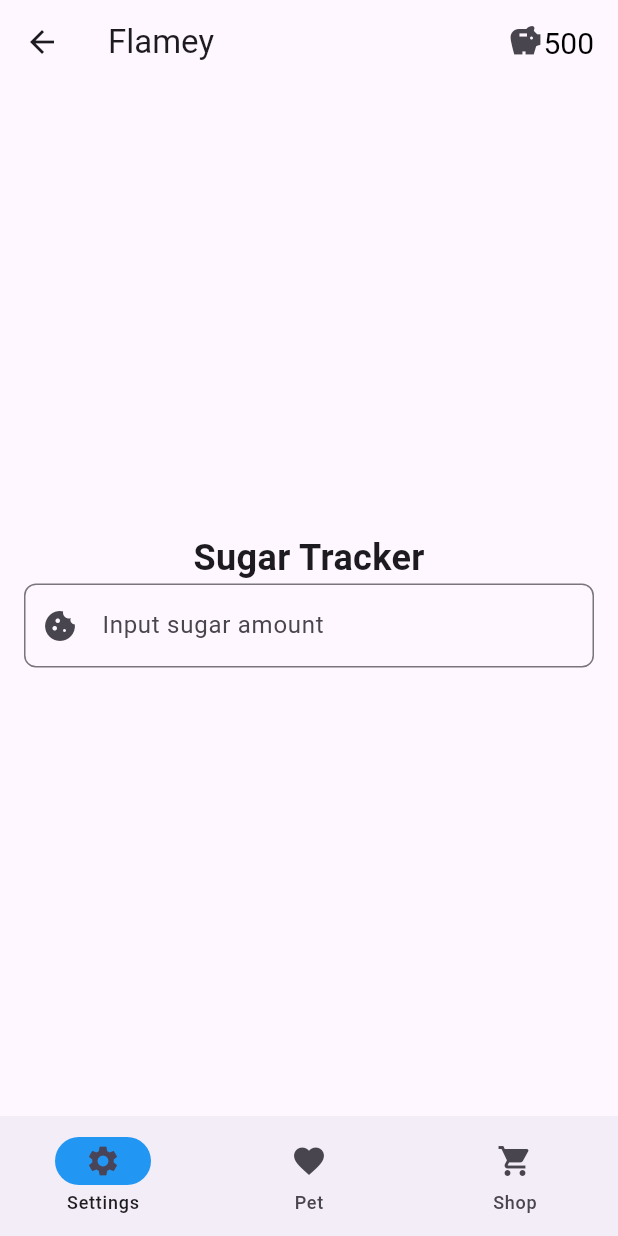
After one commit to ChibiGalaxies/flutter_app, a Flutter app: the SugarMeasuringScreen screen opened by its route, on a phone screen of 412 x 824 dp. The commit adds this screen. Run offline on Flutter 3.47's test engine with Material 3 defaults, Android fonts, the phone set to English and light mode, and no system bars; our stand-ins replace shared_preferences; accounts and stored records are empty.

Commit message:
Add functionality for Sugar Measuring Screen

```diff
--- a/flutter_app/lib/global_variables.dart
+++ b/flutter_app/lib/global_variables.dart
@@ -8,8 +8,9 @@ import 'package:shared_preferences/shared_preferences.dart';
   int currentIndex = 1;
   var currentBackGroundColour = Colors.grey;
   var currentPetImagePath = "assets/placeholder.png";
+  double sugarAmount = 0.0;
 
-  //TODO: Change this from Maps to an SQL database or something similar.
+  //TO-DO: Change this from Maps to an SQL database or something similar.
   Map<String, bool> boughtPetsList = {
     'default': true,
     'flame': false,
--- a/flutter_app/lib/main.dart
+++ b/flutter_app/lib/main.dart
@@ -4,26 +4,24 @@ import 'package:flutter/material.dart';
 import 'package:flutter_app/home_screen.dart';
 import 'package:flutter_app/settings_screen.dart';
 import 'package:flutter_app/shop_screen.dart';
-import 'package:flutter_app/global_variables.dart';
+import 'package:flutter_app/sugar_measuring_screen.dart';
 
 void main() {
   runApp(FlutterApp());
 }
-
-
 
 class FlutterApp extends StatelessWidget {
   FlutterApp({super.key});
 
   @override
   Widget build(BuildContext context) {
-    getUserPreferences();
     return MaterialApp(
       initialRoute: '/pet',
       routes: {
         '/settings': (context) => SettingsScreen(),
         '/pet': (context) => HomeScreen(),
         '/shop': (context) => ShopScreen(),
+        '/sugar': (context) => SugarMeasuringScreen(),
       },);
   }
 }
--- /dev/null
+++ b/flutter_app/lib/sugar_measuring_screen.dart
@@ -0,0 +1,41 @@
+import 'package:flutter/material.dart';
+import 'package:flutter_app/global_variables.dart';
+import 'package:flutter_app/reusable_widgets.dart';
+
+class SugarMeasuringScreen extends StatefulWidget {
+  const SugarMeasuringScreen({super.key});
+
+  @override
+  State<SugarMeasuringScreen> createState() => _SugarMeasuringScreenState();
+}
+
+class _SugarMeasuringScreenState extends State<SugarMeasuringScreen> {
+
+  @override
+  Widget build(BuildContext context) {
+    return Scaffold(
+      appBar: TopAppbar(),
+      body: Align(
+            alignment: Alignment.center,
+            child: Column(
+              mainAxisAlignment: MainAxisAlignment.center,
+              children: <Widget>[
+                Text("Sugar Tracker", style: TextStyle(fontSize: 24, fontWeight: FontWeight.bold)),
+                TextfieldCode(
+                  hintText: 'Input sugar amount',
+                  controller: TextEditingController(),
+                  iconData: Icons.cookie,
+                  onSubmitted: (String value) {
+                  // Handle sugar level submission
+                  // print("Sugar level submitted: $value");
+                  sugarAmount = double.parse(value);
+                  ScaffoldMessenger.of(context).showSnackBar(SnackBar(content: Text('Sugar level submitted: $value')));
+                  Navigator.of(context).pop();
+                }
+              )
+            ],),
+          ),
+      bottomNavigationBar: NavBar()
+    );
+  }
+}
```
